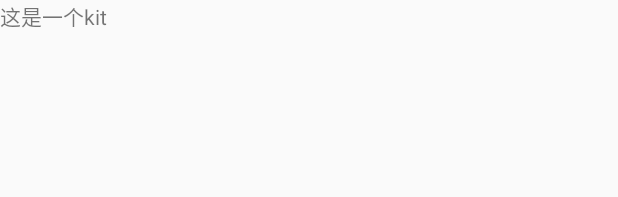
After one commit to hughcoder/AndroidBasis, an Android app: the layout activity_kit.xml on its own in the app's theme, with its tools: preview values and no code run, on a phone screen of 412 x 824 dp. The commit adds this screen. Shown: the top 197 px of the screen. Run offline under Robolectric (Android 15) with nearby library versions, the light colour scheme and no system bars.

```diff
--- a/app/src/main/AndroidManifest.xml
+++ b/app/src/main/AndroidManifest.xml
@@ -62,6 +62,9 @@
         <activity android:name=".constraintlayout.ConstraintLayoutActivity"/>
         <activity android:name=".rvlooper.LooperActivity"/>
         <activity android:name=".footer.HeaderAndFooterActivity"/>
+
     </application>
 
+
+
 </manifest>
--- a/app/src/main/java/com/hugh/basis/rvlooper/LooperActivity.java
+++ b/app/src/main/java/com/hugh/basis/rvlooper/LooperActivity.java
@@ -29,13 +29,13 @@ public class LooperActivity extends AppCompatActivity {
     }
 
     private void initData() {
-        for (int i = 0; i < 5; i++) {
+        for (int i = 0; i < 2; i++) {
             GroupBookingEntity entity = new GroupBookingEntity();
             entity.nickname = "我是一个游客"+i;
             entity.collage_people = "10";
             entity.now_people = i+"";
             entity.end_time = "86400";
-            entity.current_time =(100+i*30)+"";
+            entity.current_time =(1000+i*300)+"";
             entity.id="id"+i;
             list.add(entity);
         }
--- /dev/null
+++ b/app/src/main/res/layout/activity_kit.xml
@@ -0,0 +1,13 @@
+<?xml version="1.0" encoding="utf-8"?>
+<LinearLayout
+    xmlns:android="http://schemas.android.com/apk/res/android"
+    android:layout_width="match_parent"
+    android:layout_height="match_parent">
+
+    <TextView
+        android:layout_width="wrap_content"
+        android:layout_height="wrap_content"
+        android:text="这是一个kit"
+        />
+
+</LinearLayout>
--- a/app/src/main/res/layout/activity_main.xml
+++ b/app/src/main/res/layout/activity_main.xml
@@ -12,6 +12,7 @@
         android:orientation="vertical">
 
         <TextView
+            android:id="@+id/tv_hello_world"
             android:layout_width="wrap_content"
             android:layout_height="wrap_content"
             android:text="Hello World!"
```
Also changed, not shown: app/build.gradle (+8 -0 lines), app/src/main/java/com/hugh/basis/HughApplication.java (+17 -0 lines), app/src/main/java/com/hugh/basis/MainActivity.java (+30 -1 lines), app/src/main/java/com/hugh/basis/kit/KitActivity.java (added, +18 -0 lines), app/src/main/java/com/hugh/basis/rvlooper/AutoRollAdapter.java (+25 -3 lines).
